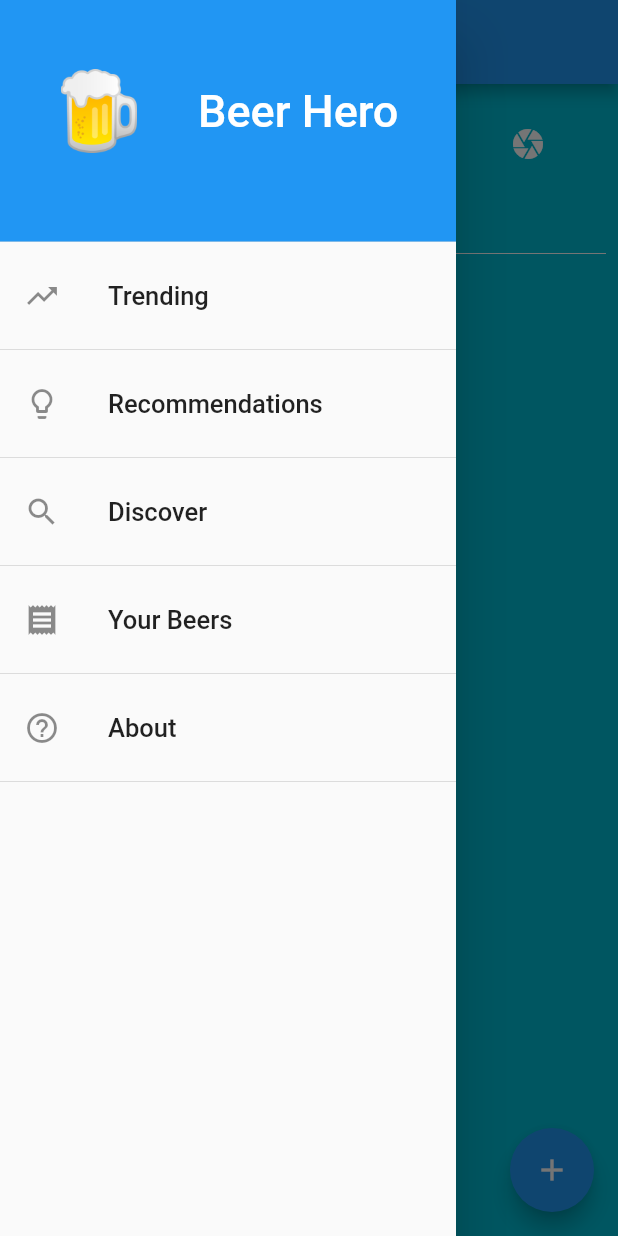
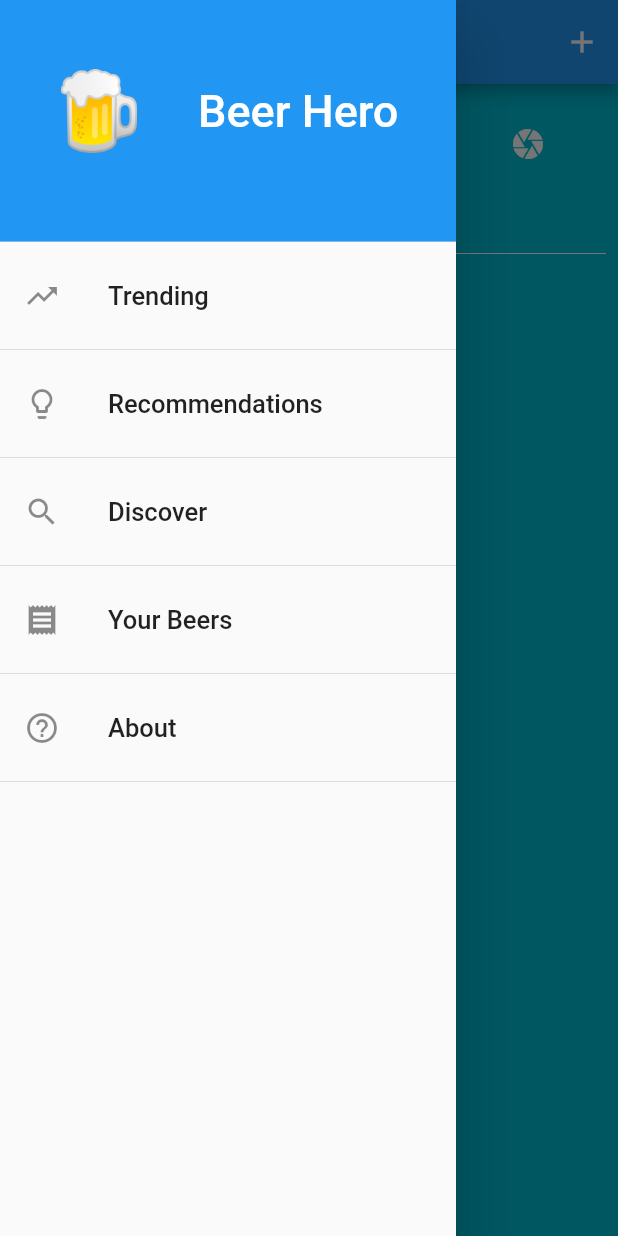
Before and after one commit to Beer-Hero/beer-hero, a Flutter app: the DiscoverPage screen opened by its route, with the side drawer open, on a phone screen of 412 x 824 dp. Run offline on Flutter 3.47's test engine with Material 2 defaults, Android fonts, the phone set to English and light mode, and no system bars; our stand-ins replace cloud_firestore, firebase_auth; missing offline and left inert: barcode_scan; accounts and stored records are empty; network calls fail; statements that could not run were skipped.

Commit message:
Fixed app crashing and removed dead code

```diff
--- a/lib/pages/discover_page.dart
+++ b/lib/pages/discover_page.dart
@@ -4,7 +4,7 @@ import 'package:barcode_scan/barcode_scan.dart';
 import 'package:beer_hero/pages/new_beer_page.dart';
 import 'package:beer_hero/widgets/beer_list_views/query_list_view.dart';
 import 'package:beer_hero/widgets/beer_list_views/user_beer_list_view.dart';
-import 'package:beer_hero/widgets/global_scaffold.dart';
+import 'package:beer_hero/widgets/global_drawer.dart';
 import 'package:cloud_firestore/cloud_firestore.dart';
 import 'package:firebase_auth/firebase_auth.dart';
 import 'package:flutter/material.dart';
@@ -38,15 +38,22 @@ class DiscoverPageState extends State<DiscoverPage> {
   Widget build(BuildContext context) {
     final Color iconColor = Theme.of(context).primaryTextTheme.button.color;
 
-    return new GlobalScaffold(
-      floatingActionButton: new FloatingActionButton(
-          child: new Icon(Icons.add),
-          onPressed: () {
-            Navigator.push(context, new MaterialPageRoute(builder: (final BuildContext context) {
-              return new NewBeerPage();
-            }));
-          }),
-      titleText: 'Discover',
+    return new Scaffold(
+      backgroundColor: Theme.of(context).backgroundColor,
+      appBar: new AppBar(
+        title: new Text('Discover'),
+        actions: <Widget>[
+          new IconButton(
+            icon: new Icon(Icons.add),
+            onPressed: () {
+              Navigator.push(context, new MaterialPageRoute(builder: (final BuildContext buildContext) {
+                return new NewBeerPage();
+              }));
+            },
+          ),
+        ],
+      ),
+      drawer: new GlobalDrawer(),
       body: new Padding(
         padding: const EdgeInsets.all(8.0),
         child: new Column(
--- /dev/null
+++ b/lib/widgets/global_drawer.dart
@@ -0,0 +1,61 @@
+import 'package:beer_hero/routes.dart';
+import 'package:flutter/material.dart';
+
+class GlobalDrawer extends StatelessWidget {
+  final TextStyle tileStyle = new TextStyle(fontSize: 17.0);
+
+  GlobalDrawer();
+
+  @override
+  Widget build(BuildContext context) {
+    return new Drawer(
+      child: new ListView(
+        scrollDirection: Axis.vertical,
+        physics: new ScrollPhysics(),
+        padding: EdgeInsets.zero,
+        children: <Widget>[
+          new DrawerHeader(
+            child: new ListTile(
+              contentPadding: EdgeInsets.only(top: 30.0),
+              title: new Text(
+                'Beer Hero',
+                style: new TextStyle(color: Theme.of(context).primaryTextTheme.title.color, fontSize: 30.0),
+              ),
+              leading: new Image(
+                width: 100.0,
+                image: new AssetImage('assets/beer-mug.png'),
+              ),
+            ),
+            decoration: BoxDecoration(
+              color: Theme.of(context).primaryColor,
+            ),
+          ),
+          createTile(context: context, icon: Icons.trending_up, text: 'Trending', pageRoute: TRENDING),
+          new Divider(),
+          createTile(
+              context: context, icon: Icons.lightbulb_outline, text: 'Recommendations', pageRoute: RECOMMENDATIONS),
+          new Divider(),
+          createTile(context: context, icon: Icons.search, text: 'Discover', pageRoute: DISCOVER),
+          new Divider(),
+          createTile(context: context, icon: Icons.receipt, text: 'Your Beers', pageRoute: YOUR_BEERS),
+          new Divider(),
+          createTile(context: context, icon: Icons.help_outline, text: 'About', pageRoute: ABOUT),
+          new Divider(),
+        ],
+      ),
+    );
+  }
+
+  ListTile createTile({final BuildContext context, final IconData icon, final String text, final String pageRoute}) {
+    return new ListTile(
+      leading: new Icon(icon),
+      title: Text(
+        text,
+        style: tileStyle,
+      ),
+      onTap: () {
+        Navigator.of(context).pushReplacementNamed(pageRoute);
+      },
+    );
+  }
+}
--- a/lib/widgets/global_scaffold.dart
+++ b/lib/widgets/global_scaffold.dart
@@ -1,14 +1,15 @@
-import 'package:beer_hero/routes.dart';
+import 'package:beer_hero/widgets/global_drawer.dart';
 import 'package:flutter/material.dart';
 
 class GlobalScaffold extends StatelessWidget {
   final Widget body;
   final String titleText;
   final FloatingActionButton floatingActionButton;
+  final List<Widget> appBarActions;
 
   final TextStyle tileStyle = new TextStyle(fontSize: 17.0);
 
-  GlobalScaffold({Key key, this.body, this.titleText = 'Beer Hero', this.floatingActionButton}) : super(key: key);
+  GlobalScaffold({this.body, this.titleText = 'Beer Hero', this.floatingActionButton, this.appBarActions});
 
   @override
   Widget build(BuildContext context) {
@@ -17,57 +18,10 @@ class GlobalScaffold extends StatelessWidget {
       backgroundColor: Theme.of(context).backgroundColor,
       appBar: new AppBar(
         title: new Text(titleText),
+        actions: appBarActions,
       ),
-      drawer: new Drawer(
-        child: new ListView(
-          scrollDirection: Axis.vertical,
-          physics: new ScrollPhysics(),
-          padding: EdgeInsets.zero,
-          children: <Widget>[
-            new DrawerHeader(
-              child: new ListTile(
-                contentPadding: EdgeInsets.only(top: 30.0),
-                title: new Text(
-                  'Beer Hero',
-                  style: new TextStyle(color: Theme.of(context).primaryTextTheme.title.color, fontSize: 30.0),
-                ),
-                leading: new Image(
-                  width: 100.0,
-                  image: new AssetImage('assets/beer-mug.png'),
-                ),
-              ),
-              decoration: BoxDecoration(
-                color: Theme.of(context).primaryColor,
-              ),
-            ),
-            createTile(context: context, icon: Icons.trending_up, text: 'Trending', pageRoute: TRENDING),
-            new Divider(),
-            createTile(
-                context: context, icon: Icons.lightbulb_outline, text: 'Recommendations', pageRoute: RECOMMENDATIONS),
-            new Divider(),
-            createTile(context: context, icon: Icons.search, text: 'Discover', pageRoute: DISCOVER),
-            new Divider(),
-            createTile(context: context, icon: Icons.receipt, text: 'Your Beers', pageRoute: YOUR_BEERS),
-            new Divider(),
-            createTile(context: context, icon: Icons.help_outline, text: 'About', pageRoute: ABOUT),
-            new Divider(),
-          ],
-        ),
-      ),
+      drawer: new GlobalDrawer(),
       body: this.body,
     );
   }
-
-  ListTile createTile({final BuildContext context, final IconData icon, final String text, final String pageRoute}) {
-    return new ListTile(
-      leading: new Icon(icon),
-      title: Text(
-        text,
-        style: tileStyle,
-      ),
-      onTap: () {
-        Navigator.of(context).pushReplacementNamed(pageRoute);
-      },
-    );
-  }
 }
--- a/lib/widgets/new_beer_form.dart
+++ b/lib/widgets/new_beer_form.dart
@@ -94,10 +94,8 @@ class NewBeerFormState extends State<NewBeerForm> {
                 onPressed: () {
                   if (_formKey.currentState.validate()) {
                     Scaffold.of(context).showSnackBar(SnackBar(content: Text('Processing Data')));
-                    _submit().then((_) {
-                      Scaffold.of(context).showSnackBar(SnackBar(content: Text('Added beer')));
-                      Navigator.pop(context);
-                    });
+                    _submit();
+                    Navigator.pop(context);
                   }
                 },
                 child: new Row(
```
Also changed, not shown: lib/widgets/beer_list_views/document_list_view.dart (+5 -4 lines), lib/widgets/trending_feed.dart (deleted, +0 -45 lines).
